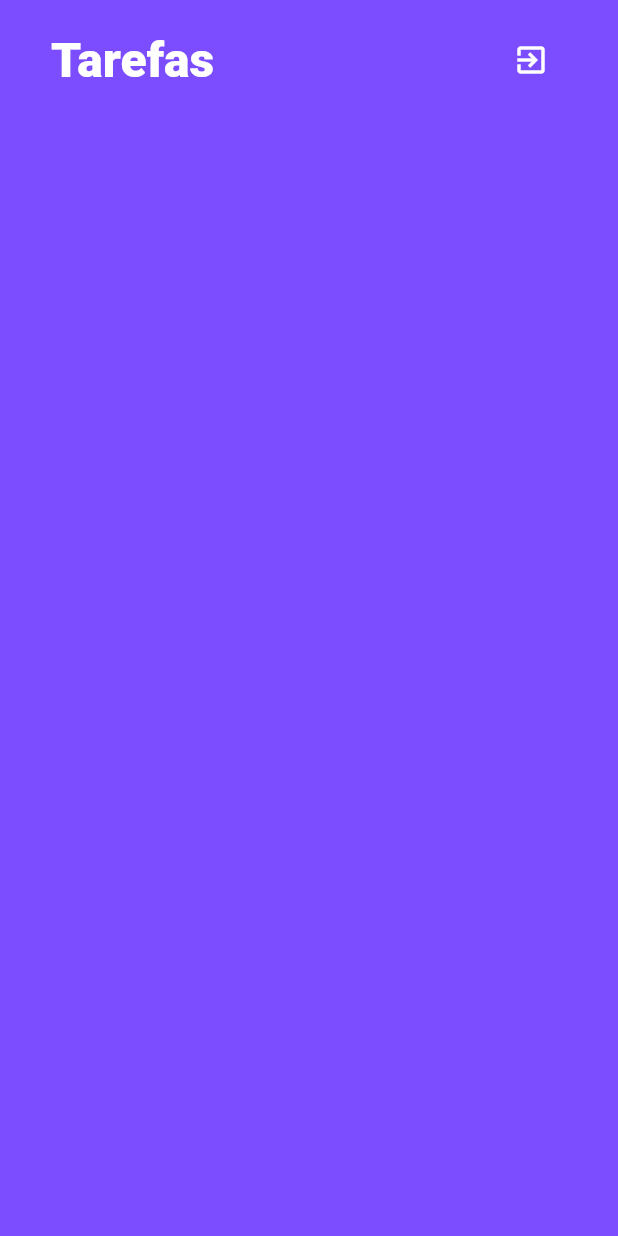
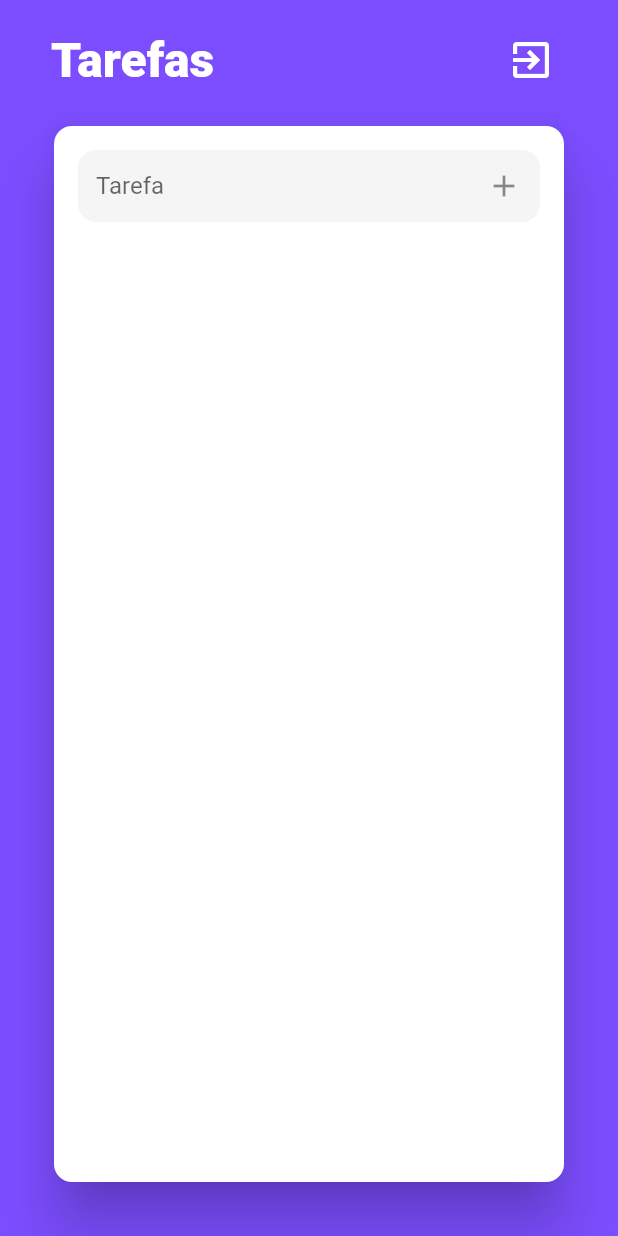
Before and after one commit to isaacscardoso/todolist-flutter-mobx, a Flutter app: the screen it shows after launch, after a tap on "Login", on a phone screen of 412 x 824 dp. Run offline on Flutter 3.47's test engine with Material 2 defaults, Android fonts, the light colour scheme and no system bars.

Commit message:
Doing some refactoring, and implementing the 'Card' of the task listing.

```diff
--- a/lib/views/list_screen.dart
+++ b/lib/views/list_screen.dart
@@ -1,5 +1,7 @@
 import 'package:flutter/material.dart';
 import 'package:mobx_todo_list/views/login_screen.dart';
+import 'package:mobx_todo_list/widgets/custom_icon_button.dart';
+import 'package:mobx_todo_list/widgets/custom_text_field.dart';
 
 class ListScreen extends StatefulWidget {
   const ListScreen({Key? key}) : super(key: key);
@@ -35,6 +37,7 @@ class _ListScreenState extends State<ListScreen> {
                       ),
                     ),
                     IconButton(
+                      iconSize: 32,
                       onPressed: () {
                         Navigator.of(context).pushReplacement(
                           MaterialPageRoute(
@@ -50,6 +53,32 @@ class _ListScreenState extends State<ListScreen> {
                   ],
                 ),
               ),
+              Expanded(
+                child: Card(
+                  shape: RoundedRectangleBorder(
+                    borderRadius: BorderRadius.circular(12),
+                  ),
+                  elevation: 16,
+                  child: Padding(
+                    padding: const EdgeInsets.all(16),
+                    child: Column(
+                      children: <Widget>[
+                        CustomTextField(
+                          hintText: 'Tarefa',
+                          onChanged: (todo) {},
+                          suffix: CustomIconButton(
+                            radius: 12,
+                            iconData: Icons.add,
+                            onTap: () {},
+                          ),
+                          enabled: true,
+                          textInputType: TextInputType.text,
+                        ),
+                      ],
+                    ),
+                  ),
+                ),
+              ),
             ],
           ),
         ),
--- a/lib/views/login_screen.dart
+++ b/lib/views/login_screen.dart
@@ -66,7 +66,7 @@ class _LoginScreenState extends State<LoginScreen> {
                       style: ElevatedButton.styleFrom(
                         primary: Theme.of(context).primaryColor,
                         shape: RoundedRectangleBorder(
-                          borderRadius: BorderRadius.circular(32),
+                          borderRadius: BorderRadius.circular(24),
                         ),
                       ),
                       child: const Text('Login'),
--- a/lib/widgets/custom_text_field.dart
+++ b/lib/widgets/custom_text_field.dart
@@ -4,20 +4,20 @@ class CustomTextField extends StatelessWidget {
   const CustomTextField({
     Key? key,
     required this.hintText,
-    required this.prefix,
     required this.textInputType,
     required this.onChanged,
     required this.enabled,
+    this.prefix,
     this.suffix,
     this.textEditingController,
     this.obscure = false,
   }) : super(key: key);
 
   final String hintText;
-  final Widget prefix;
   final TextInputType textInputType;
   final Function(String) onChanged;
   final bool enabled;
+  final Widget? prefix;
   final Widget? suffix;
   final TextEditingController? textEditingController;
   final bool obscure;
@@ -35,12 +35,13 @@ class CustomTextField extends StatelessWidget {
         fillColor: Colors.grey.shade100,
         hintText: hintText,
         border: UnderlineInputBorder(
-          borderRadius: BorderRadius.circular(16),
+          borderRadius: BorderRadius.circular(12),
           borderSide: BorderSide.none,
         ),
         prefixIcon: prefix,
         suffixIcon: suffix,
       ),
+      textAlignVertical: TextAlignVertical.center,
     );
   }
 }
```
